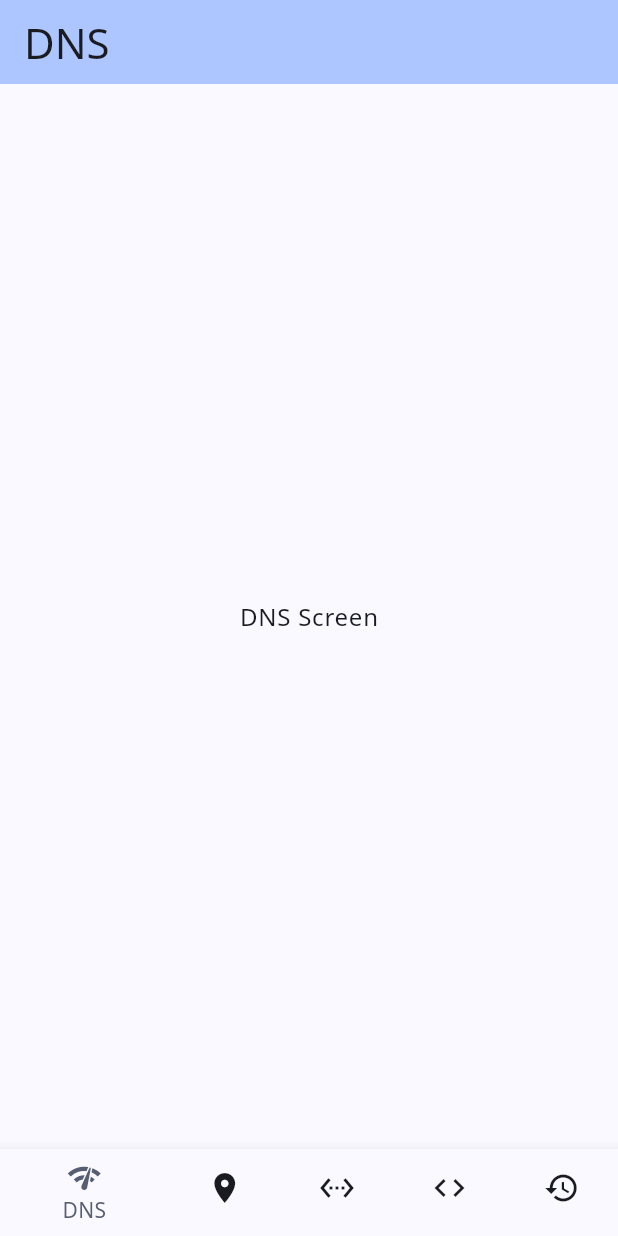
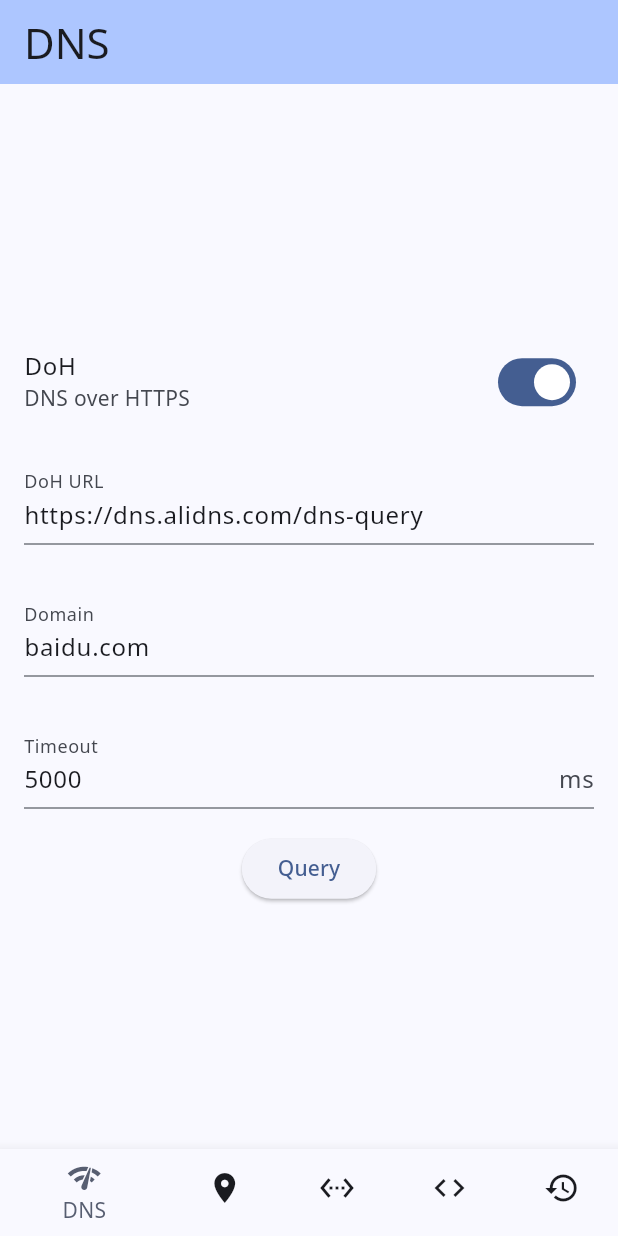
Before and after one commit to 4evergr8/WebTools, a Flutter app: the screen it shows after launch, on a phone screen of 412 x 824 dp. Run offline on Flutter 3.47's test engine with Material 3 defaults, Android fonts, the phone set to English and light mode, and no system bars; our stand-ins replace google_fonts.

Commit message:
Update dns_screen.dart

```diff
--- a/lib/screens/dns_screen.dart
+++ b/lib/screens/dns_screen.dart
@@ -1,9 +1,21 @@
 import 'package:flutter/material.dart';
+import '/service/doh.dart';
+import '/service/dot.dart';
 
-class DNSScreen extends StatelessWidget {
+class DNSScreen extends StatefulWidget {
+  @override
+  _DNSScreenState createState() => _DNSScreenState();
+}
+
+class _DNSScreenState extends State<DNSScreen> {
+  bool _isDoh = true; // 默认为 DoH
+  String _queryUrl = 'https://dns.alidns.com/dns-query'; // 默认 DoH 地址
+  String _queryPort = ':853'; // 默认 DoT 端口
+  String _domain = 'baidu.com'; // 默认查询域名
+  int _timeout = 5000; // 默认超时时长（毫秒）
+
   @override
   Widget build(BuildContext context) {
-    // 获取当前主题
     final theme = Theme.of(context);
 
     return Scaffold(
@@ -12,11 +24,83 @@ class DNSScreen extends StatelessWidget {
         backgroundColor: theme.colorScheme.inversePrimary,
       ),
       body: Center(
-        child: Text(
-          'DNS Screen',
-          style: theme.textTheme.bodyLarge,
+        child: Column(
+          mainAxisAlignment: MainAxisAlignment.center,
+          children: [
+            // 开关按钮
+            SwitchListTile(
+              value: _isDoh,
+              onChanged: (value) {
+                setState(() {
+                  _isDoh = value;
+                  if (_isDoh) {
+                    _queryUrl = 'https://dns.alidns.com/dns-query'; // DoH 地址
+                  } else {
+                    _queryUrl = 'dns.alidns.com'; // DoT 地址
+                  }
+                });
+              },
+              title: Text(_isDoh ? 'DoH' : 'DoT'),
+              subtitle: Text(_isDoh ? 'DNS over HTTPS' : 'DNS over TLS'),
+            ),
+            // 查询 URL 输入框
+            Padding(
+              padding: const EdgeInsets.all(16.0),
+              child: TextField(
+                controller: TextEditingController(text: _queryUrl),
+                onChanged: (value) => setState(() => _queryUrl = value),
+                decoration: InputDecoration(
+                  labelText: _isDoh ? 'DoH URL' : 'DoT URL',
+                  suffixText: _isDoh ? '' : _queryPort,
+                ),
+              ),
+            ),
+            // 查询域名输入框
+            Padding(
+              padding: const EdgeInsets.all(16.0),
+              child: TextField(
+                controller: TextEditingController(text: _domain),
+                onChanged: (value) => setState(() => _domain = value),
+                decoration: InputDecoration(
+                  labelText: 'Domain',
+                ),
+              ),
+            ),
+            // 超时时长输入框
+            Padding(
+              padding: const EdgeInsets.all(16.0),
+              child: TextField(
+                controller: TextEditingController(text: _timeout.toString()),
+                onChanged: (value) {
+                  setState(() {
+                    _timeout = int.tryParse(value) ?? 5000; // 默认值为5000ms
+                  });
+                },
+                decoration: InputDecoration(
+                  labelText: 'Timeout',
+                  suffixText: 'ms', // 添加单位提示
+                ),
+                keyboardType: TextInputType.number, // 限制输入数字
+              ),
+            ),
+            // 查询按钮
+            ElevatedButton(
+              onPressed: () {
+                if (_isDoh) {
+                  // 调用 DoH 查询函数
+                  dohQuery(_queryUrl, _domain, _timeout);
+                } else {
+                  // 调用 DoT 查询函数
+                  dotQuery(_queryUrl, _domain, _timeout);
+                }
+              },
+              child: Text('Query'),
+            ),
+          ],
         ),
       ),
     );
   }
+
+
 }
```
